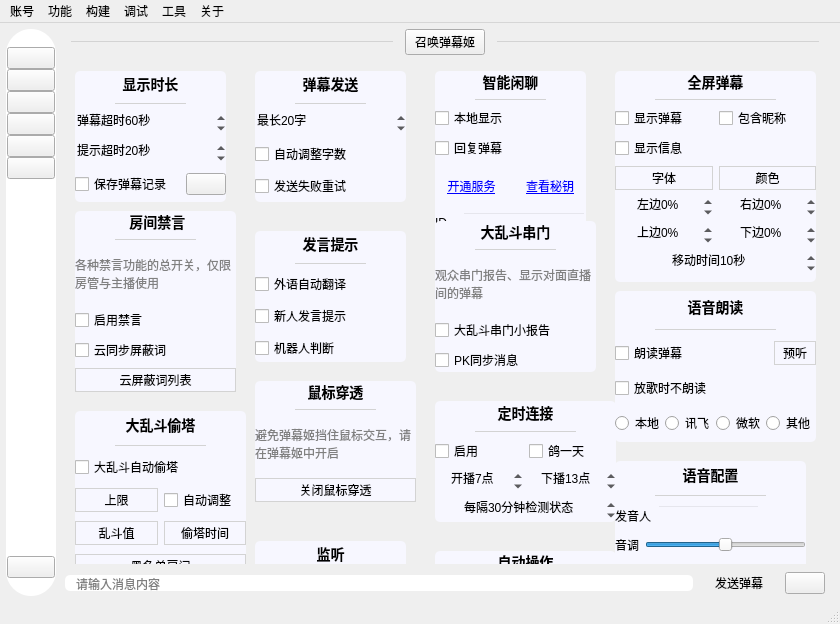
Old version of the form mainwindow/mainwindow.ui in the repository iwxyi/Bilibili-MagicalDanmaku.
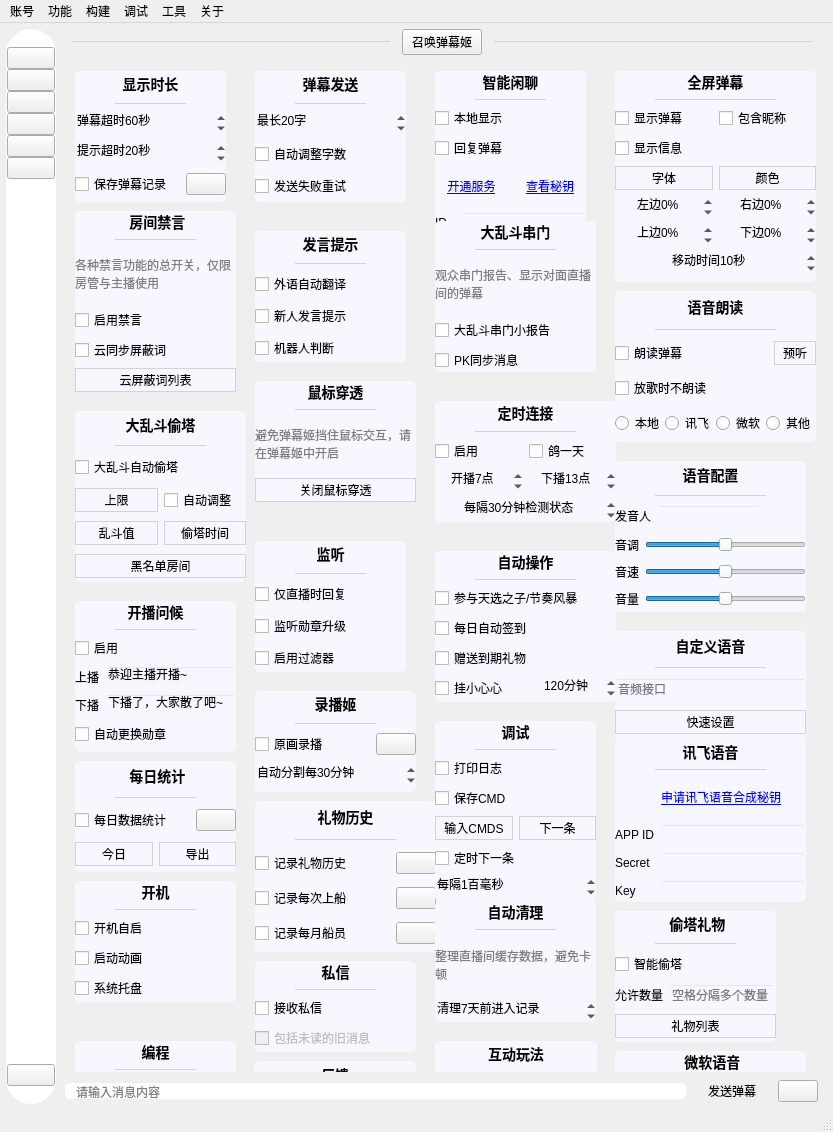
New version of the form. The open tabs and pages were chosen to show the change. Icons and pictures are not drawn. Custom widgets are drawn as their Qt base class.

Commit message: 新增打开录播存储位置的按钮

Patch:
```diff
--- a/mainwindow/mainwindow.ui
+++ b/mainwindow/mainwindow.ui
@@ -6,8 +6,8 @@
    <rect>
     <x>0</x>
     <y>0</y>
-    <width>840</width>
-    <height>624</height>
+    <width>833</width>
+    <height>1132</height>
    </rect>
   </property>
   <property name="windowTitle">
@@ -1640,8 +1640,8 @@
             <rect>
              <x>0</x>
              <y>0</y>
-             <width>760</width>
-             <height>504</height>
+             <width>753</width>
+             <height>1012</height>
             </rect>
            </property>
            <property name="styleSheet">
@@ -3457,6 +3457,11 @@
               </widget>
              </item>
              <item>
+              <layout class="QHBoxLayout" name="horizontalLayout_73" stretch="1,0">
+               <property name="topMargin">
+                <number>0</number>
+               </property>
+               <item>
               <widget class="CheckBox1" name="recordCheck">
                <property name="cursor">
                 <cursorShape>PointingHandCursor</cursorShape>
@@ -3470,6 +3475,25 @@
               </widget>
              </item>
              <item>
+                <widget class="InteractiveButtonBase" name="recordDataButton">
+                 <property name="cursor">
+                  <cursorShape>PointingHandCursor</cursorShape>
+                 </property>
+                 <property name="toolTip">
+                  <string>打开录播视频所在的位置</string>
+                 </property>
+                 <property name="text">
+                  <string/>
+                 </property>
+                 <property name="icon">
+                  <iconset resource="../resources/resource.qrc">
+                   <normaloff>:/icons/folder</normaloff>:/icons/folder</iconset>
+                 </property>
+                </widget>
+               </item>
+              </layout>
+             </item>
+             <item>
               <widget class="QSpinBox" name="recordSplitSpin">
                <property name="contextMenuPolicy">
                 <enum>Qt::NoContextMenu</enum>
@@ -9146,7 +9170,7 @@
     <rect>
      <x>0</x>
      <y>0</y>
-     <width>840</width>
+     <width>833</width>
      <height>23</height>
     </rect>
    </property>
```
Left out of the diff: 2 changed lines with no effect on the pictures. Lines whose indentation alone changed are shown as unchanged. The commit also changes 4 other files.
